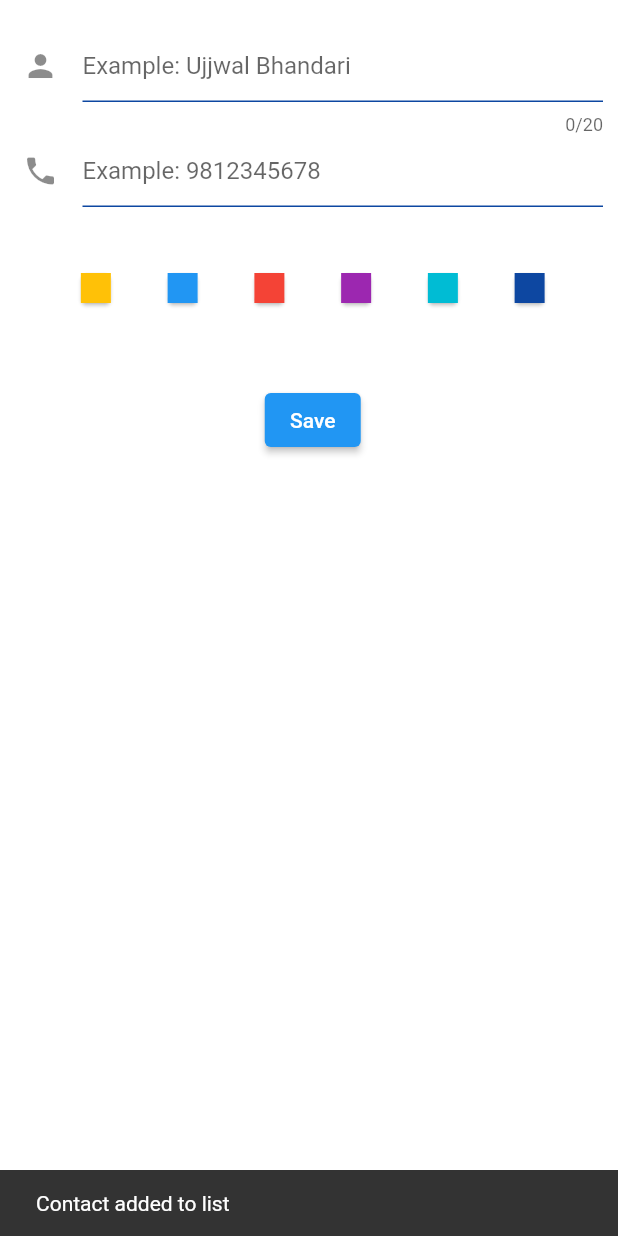
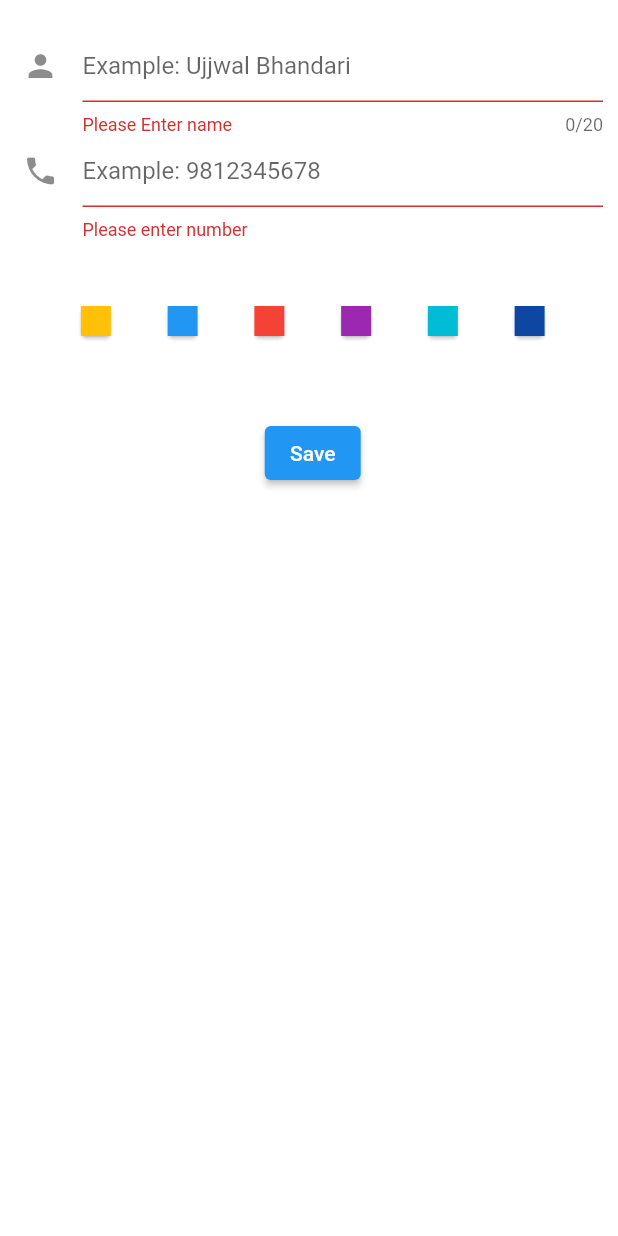
Before and after one commit to SidPndy/Flutter_practice, a Flutter app: the Items screen opened directly, after a tap on "Save", on a phone screen of 412 x 824 dp. Run offline on Flutter 3.47's test engine with Material 2 defaults, Android fonts, the light colour scheme and no system bars; our stand-ins replace fluttertoast.

Commit message:
Validation
Adding validation to the add contact form fields

```diff
--- a/learning_ui_and_provider/lib/addContact.dart
+++ b/learning_ui_and_provider/lib/addContact.dart
@@ -41,8 +41,8 @@ class Contacts {
 }
 
 class AddContact extends StatefulWidget {
-  static TextEditingController nameofUser = TextEditingController();
-  static TextEditingController contactofUser = TextEditingController();
+  static TextEditingController? nameofUser = TextEditingController();
+  static TextEditingController? contactofUser = TextEditingController();
   static List userList = [];
 
   @override
@@ -50,25 +50,27 @@ class AddContact extends StatefulWidget {
 }
 
 class _AddContactState extends State<AddContact> {
-  set numbersetter(numbr) {
-    AddContact.contactofUser = numbr;
-  }
+  GlobalKey<FormState> _myFormKey = GlobalKey<FormState>();
+  // set numbersetter(numbr) {
+  //   AddContact.contactofUser = numbr;
+  // }
 
-  get numbersetter {
-    return AddContact.contactofUser;
-  }
+  // get numbersetter {
+  //   return AddContact.contactofUser;
+  // }
 
-  set namesetter(nam) {
-    AddContact.nameofUser = nam;
-  }
+  // set namesetter(nam) {
+  //   AddContact.nameofUser = nam;
+  // }
 
-  get namesetter {
-    return AddContact.nameofUser;
-  }
+  // get namesetter {
+  //   return AddContact.nameofUser;
+  // }
 
   @override
   Widget build(BuildContext context) {
     return Form(
+      key: _myFormKey,
       child: Padding(
         padding: const EdgeInsets.fromLTRB(15, 20, 10, 0),
         child: Column(
@@ -92,6 +94,12 @@ class _AddContactState extends State<AddContact> {
                 ),
                 hintText: 'Example: Ujjwal Bhandari',
               ),
+              validator: (value) {
+                if (value!.isEmpty) {
+                  return 'Please Enter name';
+                } else
+                  return null;
+              },
             ),
             // Text(
             //   'Contact',
@@ -112,6 +120,12 @@ class _AddContactState extends State<AddContact> {
                 ),
                 hintText: 'Example: 9812345678',
               ),
+              validator: (value) {
+                if (value!.isEmpty)
+                  return 'Please enter number';
+                else
+                  return null;
+              },
             ),
             SizedBox(height: 30),
             Padding(
@@ -226,10 +240,13 @@ class _AddContactState extends State<AddContact> {
                 builder: (context, value, child) => ElevatedButton(
                   child: Text('Save'),
                   onPressed: () {
-                    //Navigator.pop(context);
-                    value.onClickSave(value.nam, value.number);
-                    ScaffoldMessenger.of(context).showSnackBar(
-                        SnackBar(content: Text('Contact added to list')));
+                    if (_myFormKey.currentState!.validate()) {
+                      ScaffoldMessenger.of(context).showSnackBar(
+                          SnackBar(content: Text('Contact added!')));
+                      return value.onClickSave(value.nam, value.number);
+                    } else {
+                      return null;
+                    }
                   },
                 ),
               ),
--- a/learning_ui_and_provider/lib/myModel.dart
+++ b/learning_ui_and_provider/lib/myModel.dart
@@ -11,7 +11,12 @@ class MyModel extends ChangeNotifier {
   onClickSave(usernam, contc) {
     nam = usernam;
     number = contc;
-    AddContact.userList.add(usernam);
+    if (nam == null || number == null) {
+      return null;
+    } else {
+      AddContact.userList.add(usernam);
+    }
+
     notifyListeners();
   }
 
```
Also changed, not shown: learning_ui_and_provider/lib/main.dart (+14 -10 lines), 1 other file.
